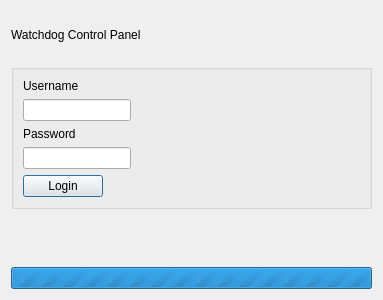
Qt form home_control_panel/app/frontend/gui/LoginDialog.ui (COS301-SE-2020/Watchdog) before a commit.
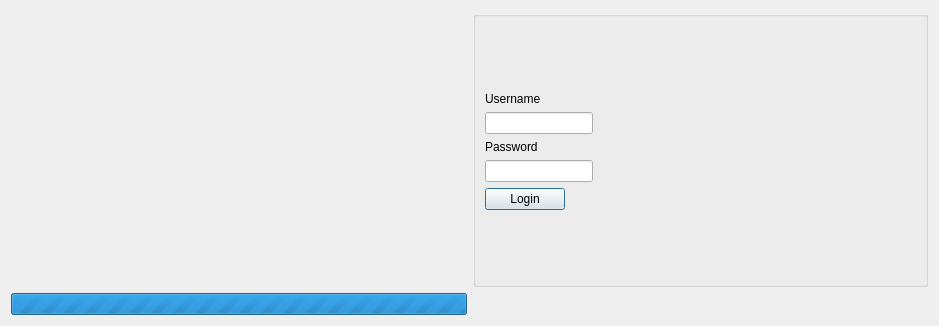
The same form after that commit. Icons and pictures are not drawn.

Diff of the .ui file:
```diff
--- a/home_control_panel/app/frontend/gui/LoginDialog.ui
+++ b/home_control_panel/app/frontend/gui/LoginDialog.ui
@@ -9,20 +9,20 @@
    <rect>
     <x>0</x>
     <y>0</y>
-    <width>383</width>
-    <height>300</height>
+    <width>939</width>
+    <height>326</height>
    </rect>
   </property>
   <property name="minimumSize">
    <size>
-    <width>383</width>
-    <height>193</height>
+    <width>939</width>
+    <height>326</height>
    </size>
   </property>
   <property name="maximumSize">
    <size>
-    <width>400</width>
-    <height>300</height>
+    <width>939</width>
+    <height>326</height>
    </size>
   </property>
   <property name="windowTitle">
@@ -32,16 +32,37 @@
    <bool>true</bool>
   </property>
   <layout class="QGridLayout" name="gridLayout">
-   <item row="1" column="0">
+   <item row="1" column="1">
+    <widget class="QLabel" name="statusBar">
+     <property name="text">
+      <string/>
+     </property>
+    </widget>
+   </item>
+   <item row="0" column="1">
     <widget class="QGroupBox" name="groupBox">
      <property name="title">
       <string/>
      </property>
      <layout class="QFormLayout" name="formLayout">
       <item row="3" column="0">
+       <widget class="QLabel" name="label">
+        <property name="text">
+         <string>Username</string>
+        </property>
+       </widget>
+      </item>
+      <item row="5" column="0">
        <widget class="QLineEdit" name="usernameInput"/>
       </item>
-      <item row="6" column="0">
+      <item row="7" column="0">
+       <widget class="QLabel" name="label_2">
+        <property name="text">
+         <string>Password</string>
+        </property>
+       </widget>
+      </item>
+      <item row="8" column="0">
        <widget class="QLineEdit" name="passwordInput">
         <property name="inputMask">
          <string/>
@@ -51,26 +72,38 @@
         </property>
        </widget>
       </item>
-      <item row="7" column="0">
+      <item row="9" column="0">
        <widget class="QPushButton" name="login">
         <property name="text">
          <string>Login</string>
         </property>
        </widget>
       </item>
-      <item row="1" column="0">
-       <widget class="QLabel" name="label">
-        <property name="text">
-         <string>Username</string>
+      <item row="2" column="0">
+       <spacer name="verticalSpacer">
+        <property name="orientation">
+         <enum>Qt::Vertical</enum>
         </property>
-       </widget>
+        <property name="sizeHint" stdset="0">
+         <size>
+          <width>20</width>
+          <height>40</height>
+         </size>
+        </property>
+       </spacer>
       </item>
-      <item row="5" column="0">
-       <widget class="QLabel" name="label_2">
-        <property name="text">
-         <string>Password</string>
+      <item row="10" column="0">
+       <spacer name="verticalSpacer_2">
+        <property name="orientation">
+         <enum>Qt::Vertical</enum>
         </property>
-       </widget>
+        <property name="sizeHint" stdset="0">
+         <size>
+          <width>20</width>
+          <height>40</height>
+         </size>
+        </property>
+       </spacer>
       </item>
      </layout>
     </widget>
@@ -78,11 +111,14 @@
    <item row="0" column="0">
     <widget class="QLabel" name="WatchdogLogo">
      <property name="text">
-      <string>Watchdog Control Panel</string>
+      <string/>
+     </property>
+     <property name="pixmap">
+      <pixmap resource="resources.qrc">:/images/logo.png</pixmap>
      </property>
     </widget>
    </item>
-   <item row="3" column="0">
+   <item row="1" column="0">
     <widget class="QProgressBar" name="progressBar">
      <property name="maximum">
       <number>0</number>
@@ -92,13 +128,6 @@
      </property>
     </widget>
    </item>
-   <item row="2" column="0">
-    <widget class="QLabel" name="statusBar">
-     <property name="text">
-      <string/>
-     </property>
-    </widget>
-   </item>
   </layout>
  </widget>
  <resources/>
```
Left out of the diff: 6 changed lines with no effect on the pictures.
